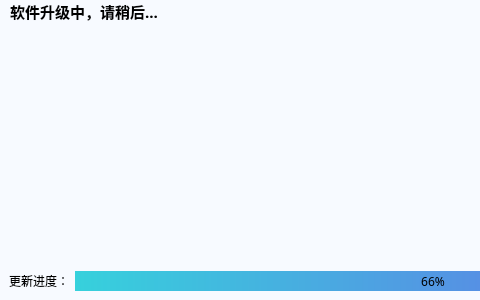
MR5356/System-assistant, file update_ui.ui: the form before one commit; both pictures show x 0 to 480 and y 0 to 300 of the 800 by 300 pixel window.
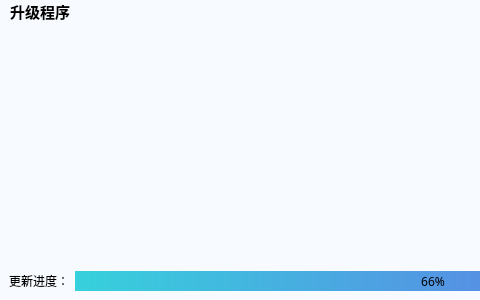
The form after the commit.

Commit message:
增加了自动更新模块，主程序改名为但行趣事管家
增加了自动更新模块，主程序改名为但行趣事管家

```diff
--- a/update_ui.ui
+++ b/update_ui.ui
@@ -74,7 +74,7 @@
           </font>
          </property>
          <property name="text">
-          <string>软件升级中，请稍后...</string>
+          <string>升级程序</string>
          </property>
         </widget>
        </item>
```
Left out of the diff: 2 changed lines with no effect on the pictures. The commit also changes 11 other files.
